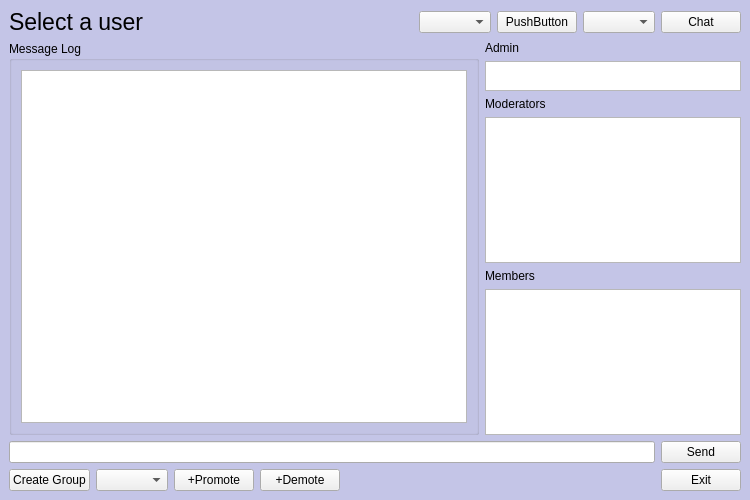
elroydsouza/MessagingApp-SDI, file chatScreen.ui: the form before one commit.
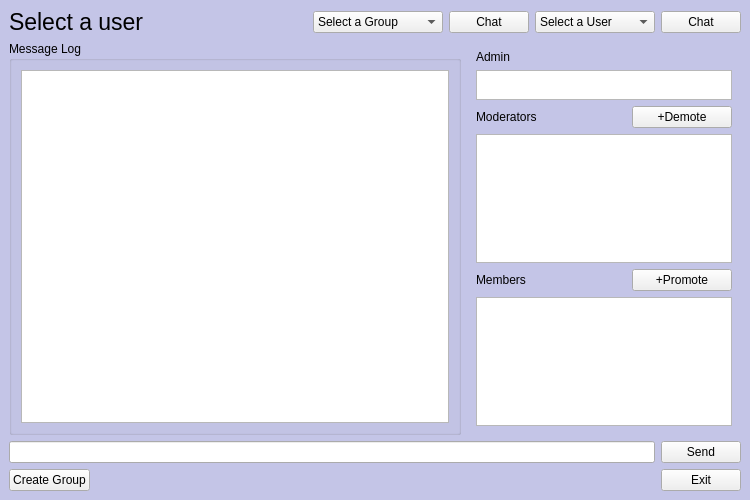
The form after the commit.

Commit message: Group chat functionality implemented fully

Patch:
```diff
--- a/chatScreen.ui
+++ b/chatScreen.ui
@@ -49,18 +49,51 @@
        </spacer>
       </item>
       <item>
-       <widget class="QComboBox" name="comboBoxGroupChats"/>
+       <widget class="QComboBox" name="comboBoxGroupChats">
+        <property name="sizePolicy">
+         <sizepolicy hsizetype="Fixed" vsizetype="Fixed">
+          <horstretch>0</horstretch>
+          <verstretch>0</verstretch>
+         </sizepolicy>
+        </property>
+        <property name="minimumSize">
+         <size>
+          <width>130</width>
+          <height>0</height>
+         </size>
+        </property>
+        <item>
+         <property name="text">
+          <string>Select a Group</string>
+         </property>
+        </item>
+       </widget>
       </item>
       <item>
        <widget class="QPushButton" name="buttonGroupChat">
         <property name="text">
-         <string>PushButton</string>
+         <string>Chat</string>
         </property>
        </widget>
       </item>
       <item>
-       <widget class="QComboBox" name="comboBoxUsers"/>
-      </item>
+       <widget class="QComboBox" name="comboBoxUsers">
+        <property name="minimumSize">
+         <size>
+          <width>120</width>
+          <height>0</height>
+         </size>
+        </property>
+        <property name="currentText">
+         <string>Select a User</string>
+        </property>
+        <item>
+         <property name="text">
+          <string>Select a User</string>
+         </property>
+        </item>
+       </widget>
+      </item>
       <item>
        <widget class="QPushButton" name="buttonChat">
         <property name="text">
@@ -91,7 +124,8 @@
        </widget>
       </item>
       <item>
-       <layout class="QVBoxLayout" name="verticalLayout_3">
+       <widget class="QWidget" name="verticalLayout3Panel_2" native="true">
+        <layout class="QVBoxLayout" name="verticalLayout3Panel">
         <item>
          <widget class="QLabel" name="labelAdmin">
           <property name="text">
@@ -100,22 +134,13 @@
          </widget>
         </item>
         <item>
-         <widget class="QListView" name="listViewAdmin">
-          <property name="enabled">
-           <bool>true</bool>
-          </property>
+          <widget class="QListWidget" name="listWidgetAdmin">
           <property name="sizePolicy">
            <sizepolicy hsizetype="Fixed" vsizetype="Fixed">
             <horstretch>0</horstretch>
             <verstretch>0</verstretch>
            </sizepolicy>
           </property>
-          <property name="minimumSize">
-           <size>
-            <width>0</width>
-            <height>0</height>
-           </size>
-          </property>
           <property name="maximumSize">
            <size>
             <width>16777215</width>
@@ -125,6 +150,11 @@
          </widget>
         </item>
         <item>
+          <layout class="QHBoxLayout" name="horizontalLayout_5">
+           <property name="topMargin">
+            <number>0</number>
+           </property>
+           <item>
          <widget class="QLabel" name="lableModerators">
           <property name="text">
            <string>Moderators</string>
@@ -132,21 +162,35 @@
          </widget>
         </item>
         <item>
-         <widget class="QListView" name="listViewModerators">
+            <widget class="QPushButton" name="buttonDemote">
+             <property name="maximumSize">
+              <size>
+               <width>100</width>
+               <height>16777215</height>
+              </size>
+             </property>
+             <property name="text">
+              <string>+Demote</string>
+             </property>
+            </widget>
+           </item>
+          </layout>
+         </item>
+         <item>
+          <widget class="QListWidget" name="listWidgetModerators">
           <property name="sizePolicy">
            <sizepolicy hsizetype="Fixed" vsizetype="Expanding">
             <horstretch>0</horstretch>
             <verstretch>0</verstretch>
            </sizepolicy>
           </property>
-          <property name="minimumSize">
-           <size>
-            <width>0</width>
-            <height>0</height>
-           </size>
-          </property>
-         </widget>
-        </item>
+          </widget>
+         </item>
+         <item>
+          <layout class="QHBoxLayout" name="horizontalLayout_6">
+           <property name="topMargin">
+            <number>0</number>
+           </property>
         <item>
          <widget class="QLabel" name="labelMembers">
           <property name="text">
@@ -155,22 +199,32 @@
          </widget>
         </item>
         <item>
-         <widget class="QListView" name="listViewMembers">
+            <widget class="QPushButton" name="buttonPromote">
+             <property name="maximumSize">
+              <size>
+               <width>100</width>
+               <height>16777215</height>
+              </size>
+             </property>
+             <property name="text">
+              <string>+Promote</string>
+             </property>
+            </widget>
+           </item>
+          </layout>
+         </item>
+         <item>
+          <widget class="QListWidget" name="listWidgetMembers">
           <property name="sizePolicy">
            <sizepolicy hsizetype="Fixed" vsizetype="Expanding">
             <horstretch>0</horstretch>
             <verstretch>0</verstretch>
            </sizepolicy>
           </property>
-          <property name="minimumSize">
-           <size>
-            <width>0</width>
-            <height>0</height>
-           </size>
-          </property>
          </widget>
         </item>
        </layout>
+       </widget>
       </item>
      </layout>
     </item>
@@ -203,23 +257,6 @@
         </property>
        </widget>
       </item>
-      <item>
-       <widget class="QComboBox" name="comboBoxMembers"/>
-      </item>
-      <item>
-       <widget class="QPushButton" name="buttonPromote">
-        <property name="text">
-         <string>+Promote</string>
-        </property>
-       </widget>
-      </item>
-      <item>
-       <widget class="QPushButton" name="buttonDemote">
-        <property name="text">
-         <string>+Demote</string>
-        </property>
-       </widget>
-      </item>
       <item>
        <spacer name="horizontalSpacer">
         <property name="orientation">
```
Left out of the diff: 4 changed lines with no effect on the pictures. Lines whose indentation alone changed are shown as unchanged. The commit also changes 3 other files.
